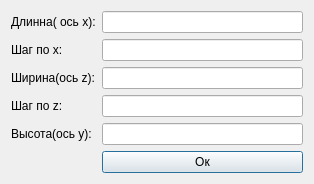
BeerStrike/dplm_pc, file roomparametersinputform.ui: the form before one commit.
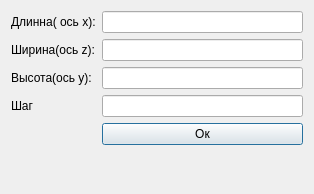
The form after the commit.

Patch:
```diff
--- a/roomparametersinputform.ui
+++ b/roomparametersinputform.ui
@@ -7,7 +7,7 @@
     <x>0</x>
     <y>0</y>
     <width>314</width>
-    <height>180</height>
+    <height>194</height>
    </rect>
   </property>
   <property name="windowTitle">
@@ -23,53 +23,43 @@
        </property>
       </widget>
      </item>
-     <item row="2" column="0">
+     <item row="0" column="1">
+      <widget class="QLineEdit" name="lengthInput"/>
+     </item>
+     <item row="1" column="0">
       <widget class="QLabel" name="widthLabel">
        <property name="text">
         <string>Ширина(ось z):</string>
        </property>
       </widget>
      </item>
-     <item row="4" column="0">
+     <item row="1" column="1">
+      <widget class="QLineEdit" name="widthInput"/>
+     </item>
+     <item row="2" column="0">
       <widget class="QLabel" name="heightLabel">
        <property name="text">
         <string>Высота(ось y):</string>
        </property>
       </widget>
      </item>
-     <item row="0" column="1">
-      <widget class="QLineEdit" name="lengthInput"/>
-     </item>
      <item row="2" column="1">
-      <widget class="QLineEdit" name="widthInput"/>
-     </item>
-     <item row="4" column="1">
       <widget class="QLineEdit" name="heightInput"/>
      </item>
-     <item row="5" column="1">
+     <item row="4" column="1">
       <widget class="QPushButton" name="OKBtn">
        <property name="text">
         <string>Ок</string>
        </property>
       </widget>
      </item>
-     <item row="1" column="1">
-      <widget class="QLineEdit" name="xStepInput"/>
-     </item>
      <item row="3" column="1">
-      <widget class="QLineEdit" name="zStepInput"/>
-     </item>
-     <item row="1" column="0">
-      <widget class="QLabel" name="xStepLabel">
-       <property name="text">
-        <string>Шаг по х:</string>
-       </property>
-      </widget>
+      <widget class="QLineEdit" name="stepInput"/>
      </item>
      <item row="3" column="0">
-      <widget class="QLabel" name="zStepLabel">
+      <widget class="QLabel" name="stepLabel">
        <property name="text">
-        <string>Шаг по z:</string>
+        <string>Шаг</string>
        </property>
       </widget>
      </item>
```
